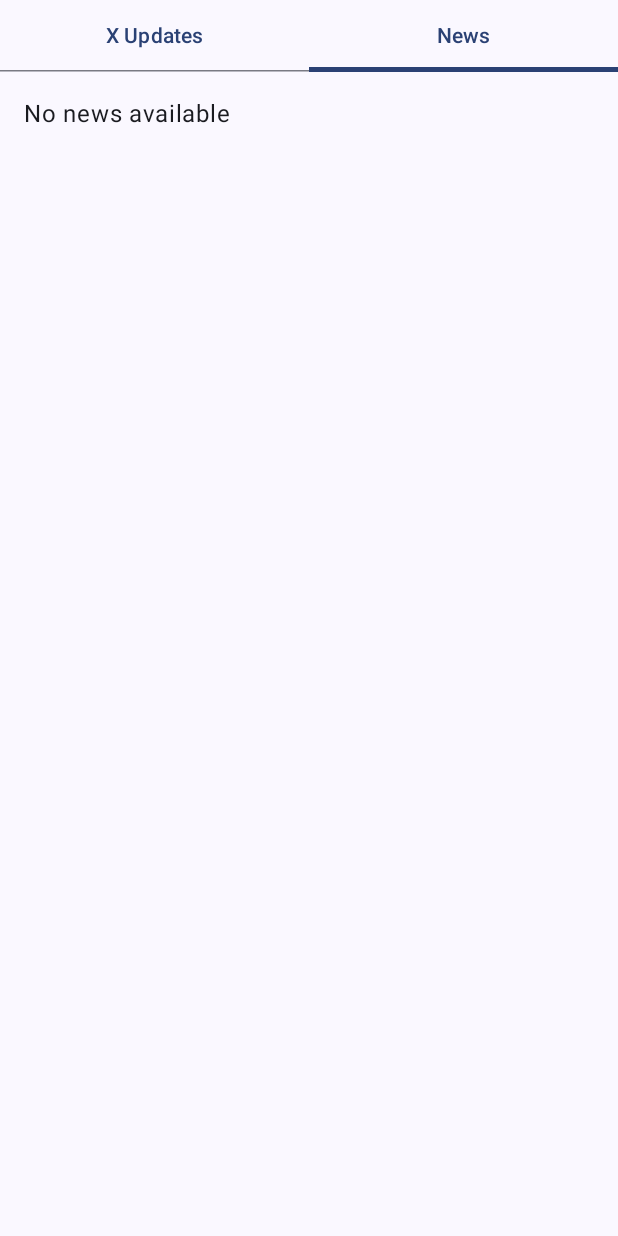
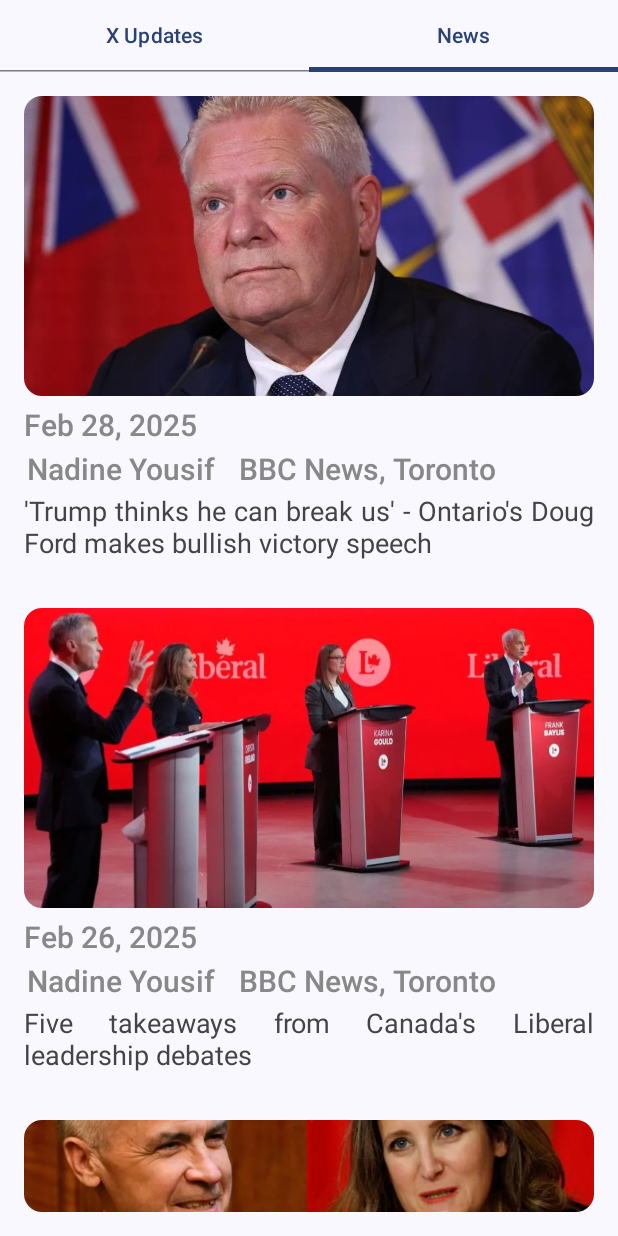
Before and after one commit to AleksandrAinidinov/ElectionMobileApp, an Android app built with Jetpack Compose: the composable HomeScreen shown on its own in the app's theme, tab 2 chosen, on a phone screen of 412 x 824 dp. Run offline under Robolectric (Android 15) with nearby library versions, the phone set to English and light mode, and no system bars.

Commit message:
Added News tab with a few posts

```diff
--- a/app/src/main/java/com/example/a4pg/MainActivity.kt
+++ b/app/src/main/java/com/example/a4pg/MainActivity.kt
@@ -191,13 +191,49 @@ fun HottestUpdatesTab() {
 // Politic News
 @Composable
 fun NewsTab() {
-    // Empty for now
-    Text(
-        text = "No news available",
-        modifier = Modifier.padding(16.dp)
+    val newsItems = listOf(
+        News(
+            imageResId = R.drawable.news_image1,
+            author = "Nadine Yousif",
+            source = "BBC News, Toronto",
+            date = "Feb 28, 2025",
+            content = "'Trump thinks he can break us' - Ontario's Doug Ford makes bullish victory speech"
+        ),
+        News(
+            imageResId = R.drawable.news_image2,
+            date = "Feb 26, 2025",
+            author = "Nadine Yousif",
+            source = "BBC News, Toronto",
+            content = "Five takeaways from Canada's Liberal leadership debates"
+        ),
+        News(
+            imageResId = R.drawable.news_image3,
+            date = "Feb 25, 2025",
+            author = "Jessica Murphy & Nadine Yousif",
+            source = "BBC News, Toronto",
+            content = "Who might replace Trudeau as Liberal Party leader?"
+        ),
+        News(
+            imageResId = R.drawable.news_image4,
+            date = "Jan 28, 2025",
+            author = "Nadine Yousif",
+            source = "BBC News, Toronto",
+            content = "Ontario's 'Captain Canada' calls snap election as Trump tariff threat looms"
+        )
     )
+
+    Column(modifier = Modifier.fillMaxSize()) {
+        newsItems.forEach { news ->
+            NewsItem(
+                imageResId = news.imageResId,
+                date = news.date,
+                author = news.author,
+                source = news.source,
+                content = news.content
+            )
+        }
+    }
 }
-
 
 
 
@@ -422,3 +458,54 @@ fun PostItem(avatarResId: Int, name: String, date: String, content: String) {
         )
     }
 }
+
+@Composable
+fun NewsItem(imageResId: Int, date: String, author: String, source: String, content: String) {
+    Column(modifier = Modifier.padding(16.dp)) {
+        // News Image
+        Image(
+            painter = painterResource(id = imageResId),
+            contentDescription = "News Image",
+            modifier = Modifier
+                .fillMaxWidth()
+                .height(200.dp)
+                .clip(MaterialTheme.shapes.medium),
+            contentScale = ContentScale.Crop
+        )
+        Spacer(modifier = Modifier.height(8.dp))
+
+        // Date
+        Text(
+            text = date,
+            style = MaterialTheme.typography.headlineMedium,
+            color = Color.Gray,
+        )
+        Spacer(modifier = Modifier.height(4.dp))
+
+        // Author
+        Row (modifier = Modifier.padding(2.dp)) {
+            // Author
+            Text(
+                text = author,
+                style = MaterialTheme.typography.headlineMedium,
+                color = Color.Gray,
+            )
+            Spacer(modifier = Modifier.width(15.dp))
+
+            // Source
+            Text(
+                text = source,
+                style = MaterialTheme.typography.headlineMedium,
+                color = Color.Gray,
+            )
+        }
+        Spacer(modifier = Modifier.height(4.dp))
+
+        // Content
+        Text(
+            text = content,
+            style = MaterialTheme.typography.bodyMedium,
+            textAlign = TextAlign.Justify
+        )
+    }
+}
--- /dev/null
+++ b/app/src/main/java/com/example/a4pg/News.kt
@@ -0,0 +1,9 @@
+package com.example.a4pg
+
+data class News(
+    val imageResId: Int,
+    val author: String,
+    val source: String,
+    val date: String,
+    val content: String
+)
--- a/app/src/main/res/layout/fragment_news.xml
+++ b/app/src/main/res/layout/fragment_news.xml
@@ -3,5 +3,17 @@
     android:layout_width="match_parent"
     android:layout_height="match_parent">
 
-    <!-- Empty for now -->
+    <androidx.core.widget.NestedScrollView
+        android:layout_width="match_parent"
+        android:layout_height="match_parent"
+        android:fillViewport="true">
+
+        <androidx.recyclerview.widget.RecyclerView
+            android:id="@+id/recyclerView"
+            android:layout_width="match_parent"
+            android:layout_height="wrap_content"
+            android:nestedScrollingEnabled="false"
+            android:padding="16dp" />
+
+    </androidx.core.widget.NestedScrollView>
 </FrameLayout>
```
Also changed, not shown: app/src/main/res/drawable/candidates/news_image1.jpg (added), app/src/main/res/drawable/news_image1.jpg (added), app/src/main/res/drawable/news_image2.jpg (added), app/src/main/res/drawable/news_image3.jpg (added), app/src/main/res/drawable/news_image4.jpg (added).
